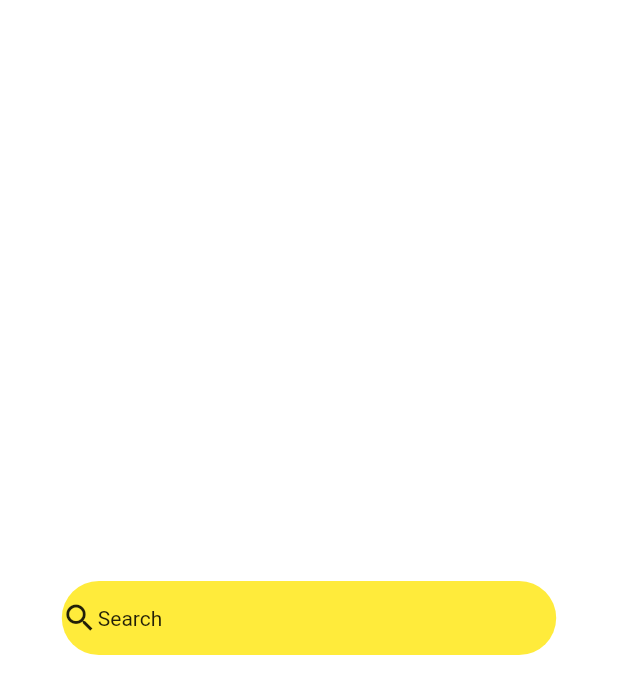
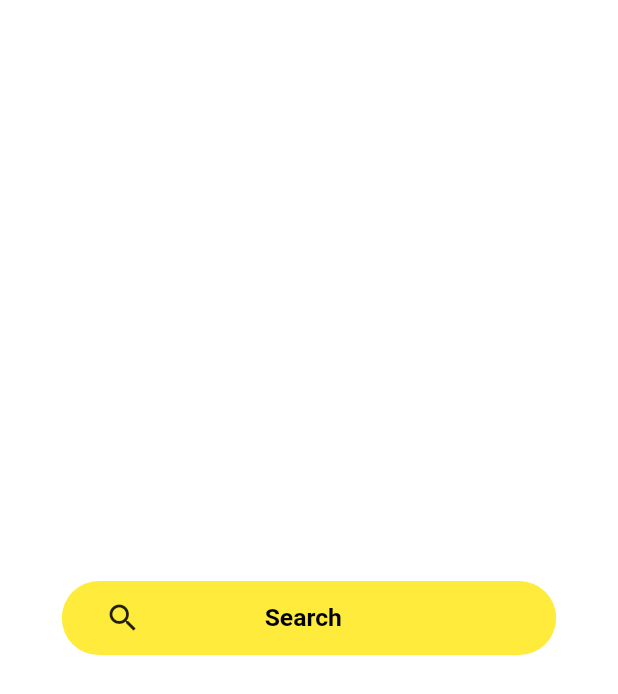
Before and after one commit to PrabeshPP/Sneakers-Shop, a Flutter app: the screen it shows after launch, on a phone screen of 412 x 824 dp. Shown: the top 694 px of the screen. Run offline on Flutter 3.47's test engine with Material 2 defaults, Android fonts, the phone set to English and light mode, and no system bars; our stand-ins replace bloc, equatable, flutter_bloc, google_fonts, shared_preferences.

Commit message:
HomePage UI and Search Bar UI

```diff
--- a/sneakers/lib/view/widgets/UI/homepage/home_page_ui.dart
+++ b/sneakers/lib/view/widgets/UI/homepage/home_page_ui.dart
@@ -22,9 +22,20 @@ class HomePageUI extends StatelessWidget {
               ),
               child: Row(
                 crossAxisAlignment: CrossAxisAlignment.center,
-                children:const [
-                  Icon(Icons.search),
-                  Text("Search")
+                children: [
+                  Padding(
+                    padding:EdgeInsets.only(left: size.width*0.07) ,
+                    child:const Icon(Icons.search),
+                  ),
+                  Padding(
+                    padding: EdgeInsets.only(left: size.width*0.2),
+                    child:Text("Search",
+                    style: TextStyle(
+                      color: Colors.black,
+                      fontSize: size.height*0.02,
+                      fontWeight: FontWeight.bold
+                    ),),
+                  )
                 ],
               ),
             )
```
Also changed, not shown: sneakers/lib/view/widgets/UI/homepage/search_bar.dart (added).
